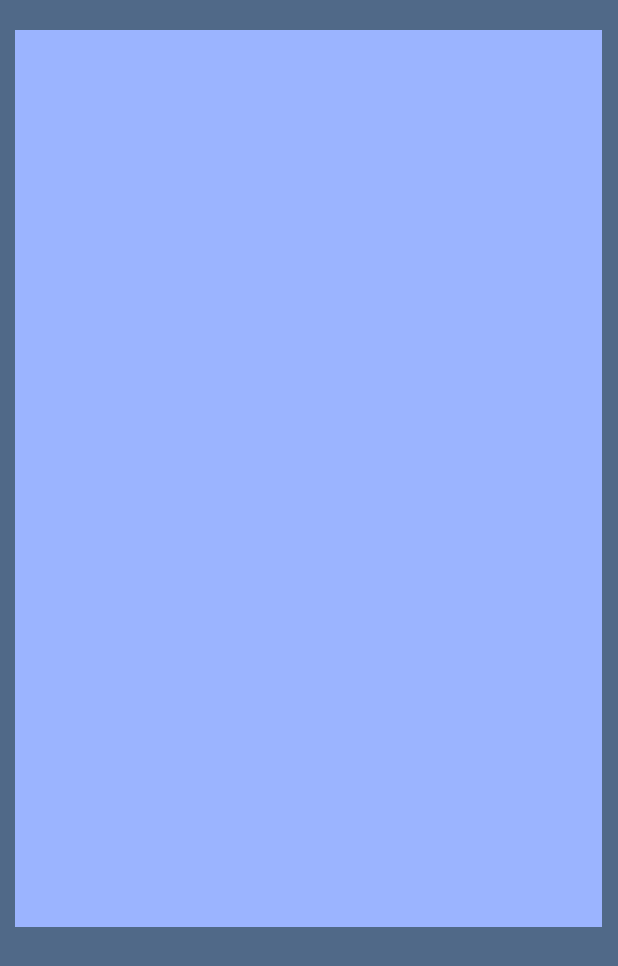
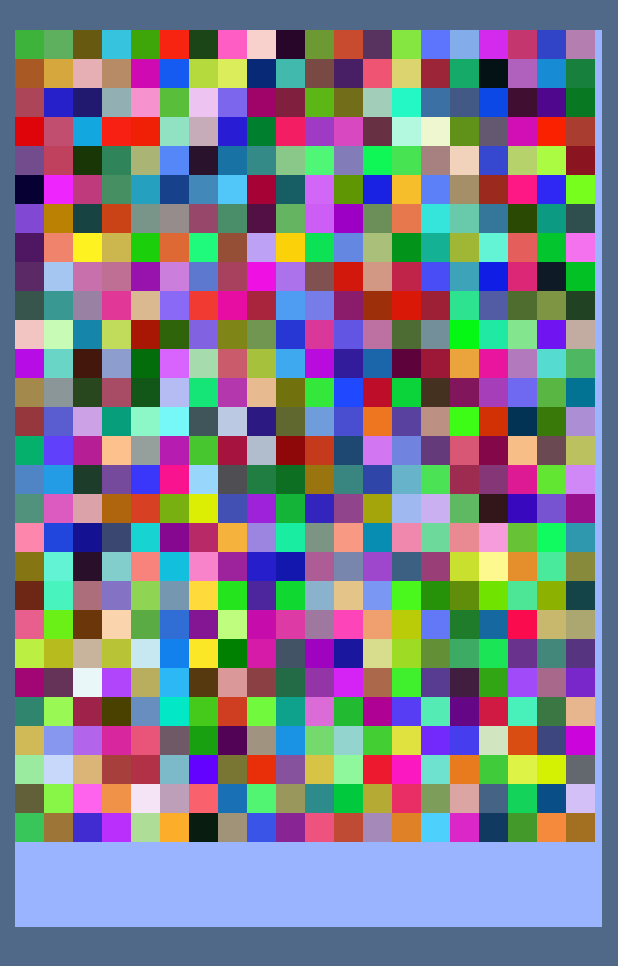
Before and after one commit to AustinBoom/FormTD, an Android app: the screen it shows after launch (MainActivity), on a phone screen of 412 x 824 dp. Shown: the top 966 px of the screen. Run offline under Robolectric (Android 15) with nearby library versions, the phone set to English and light mode, and no system bars.

Commit message:
Implemented GridManager grid creation, added drawGrid to test how grid looks.

```diff
--- a/app/src/main/java/com/example/formtd/DefenceView.java
+++ b/app/src/main/java/com/example/formtd/DefenceView.java
@@ -5,10 +5,13 @@ import androidx.appcompat.app.AppCompatActivity;
 import android.content.Context;
 import android.graphics.Canvas;
 import android.graphics.Paint;
+import android.graphics.Point;
 import android.os.Bundle;
 import android.util.AttributeSet;
 import android.view.MotionEvent;
 import android.view.View;
+
+import java.util.Random;
 
 public class DefenceView extends View implements View.OnTouchListener {
     //Boiler Plate
@@ -19,7 +22,8 @@ public class DefenceView extends View implements View.OnTouchListener {
     int deviceHeight;
 
     //Defence View
-    GridManager grid;
+    GridManager gridManager;
+    Point[][] grid;
 
     public DefenceView(Context context) {
         super(context);
@@ -31,6 +35,21 @@ public class DefenceView extends View implements View.OnTouchListener {
         this.context = context;
     }
 
+    //CRUCIAL measurement, this method is called once and initializes a GridManager
+    protected void onMeasure(int widthMeasure, int heightMeasure){
+        deviceWidth = MeasureSpec.getSize(widthMeasure);
+        deviceHeight = MeasureSpec.getSize(heightMeasure);
+
+        gridManager = new GridManager(deviceWidth, deviceHeight);
+        grid = gridManager.getGrid();
+
+        //Boiler plate. Removing this is CATASTROPHIC!
+        setMeasuredDimension(deviceWidth, deviceHeight);
+    }
+
+
+
+    //---------------------------------
 
     //When screen is touched, respond!
     @Override
@@ -48,16 +67,29 @@ public class DefenceView extends View implements View.OnTouchListener {
         paint.setARGB(255, 155, 180, 255);
         canvas.drawRect(deviceWidth/40, deviceHeight/40,
                 deviceWidth*39/40, deviceHeight*3/4, paint);
+        drawGrid(canvas);
     }
 
-    //CRUCIAL measurement, this method is called once and initializes a GridManager
-    protected void onMeasure(int widthMeasure, int heightMeasure){
-        deviceWidth = MeasureSpec.getSize(widthMeasure);
-        deviceHeight = MeasureSpec.getSize(heightMeasure);
+    //Draws the points represented by a grid using random colors. For testing purposes.
+    private void drawGrid(Canvas canvas){
+        //Print array
+        Paint paint = new Paint();
+        Random ran = new Random();
+        int left;
+        int top;
+        int right;
+        int bottom;
+        for (int y = 0; y < grid.length; y++) {
+            for (int x = 0; x < grid[y].length; x++) {
+                left = grid[y][x].x;
+                right = left + gridManager.getTileWidth();
+                top = grid[y][x].y;
+                bottom = top + gridManager.getTileWidth();
+                paint.setARGB(255, ran.nextInt(255) , ran.nextInt(255), ran.nextInt(255));
+                canvas.drawRect(left, top, right, bottom, paint);
+            }
+        }
+    }
 
-        grid = new GridManager(deviceWidth, deviceHeight);
 
-        //Boiler plate. Removing this is CATASTROPHIC!
-        setMeasuredDimension(deviceWidth, deviceHeight);
-    }
 }
--- a/app/src/main/java/com/example/formtd/GridManager.java
+++ b/app/src/main/java/com/example/formtd/GridManager.java
@@ -1,18 +1,61 @@
 package com.example.formtd;
+
+import android.graphics.Point;
 
 public class GridManager {
     private int deviceWidth;
     private int deviceHeight;
+    private static final int xGridAmount = 20;  //20 WIDE GRID
+    private static final int yGridAmount = 28;  //28 TALL GRID
+    private int tileWidth;                      //This width applies to both x and y.
+    private Point[][] grid;
+
 
 
     public GridManager(int width, int height){
         this.deviceWidth = width;
         this.deviceHeight = height;
+        this.tileWidth = 0;
         System.out.println(width + "  " + height);
+        createGrid();
     }
 
     //Create the size of the squares given the size constraints
     private void createGrid(){
-        //TODO use the offset from rectangle: canvas.drawRect(deviceWidth/40, deviceHeight/40,  deviceWidth*39/40, deviceHeight*3/4, paint);
+        //Get numbers needed to fill grid
+        //TODO make optimization to map width and start. If not divisible by xGridAmount (20), then create offset.
+        int xMapWidth = deviceWidth - deviceWidth/20;   //total map width
+        int xMapStart = deviceWidth/40;                 //Where the map starts (left margin)
+        int yMapStart = deviceHeight/40;
+        this.tileWidth = xMapWidth/xGridAmount;
+        int xPos = xMapStart;
+        int yPos = yMapStart;
+
+        //Now fill the grid array
+        grid = new Point[yGridAmount][xGridAmount];
+        for (int y = 0; y < yGridAmount; y++) {
+            for (int x = 0; x < xGridAmount; x++) {
+                grid[y][x] = new Point(xPos, yPos);
+                xPos += tileWidth;
+            }
+            xPos = xMapStart;   //Reset x pos since it will repeat on each new line
+            yPos += tileWidth;
+        }
+
+//        //Print array
+//        for (int y = 0; y < yGridAmount; y++) {
+//            for (int x = 0; x < xGridAmount; x++) {
+//                System.out.print("(" + grid[y][x].x + ", " + grid[y][x].y +  ") ");
+//            }
+//            System.out.println();
+//        }
+    }
+
+    public Point[][] getGrid(){
+        return grid;
+    }
+
+    public int getTileWidth(){
+        return tileWidth;
     }
 }
```
